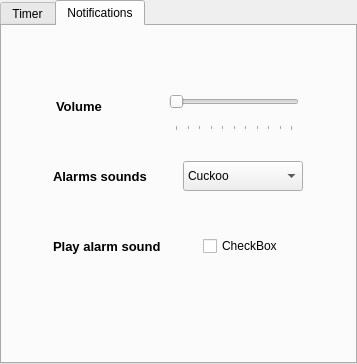
Old version of the form ui/settingsdialog.ui in the repository TiagoSBO/qt-pomodoro-timer.
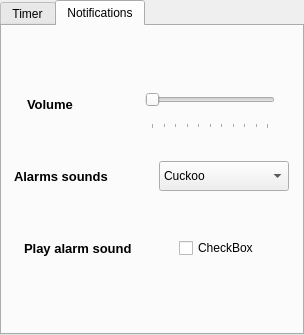
New version of the form. The open tabs and pages were chosen to show the change.

Commit message: style: Create style Mainwindow layouts

Diff of the .ui file:
```diff
--- a/ui/settingsdialog.ui
+++ b/ui/settingsdialog.ui
@@ -6,8 +6,8 @@
    <rect>
     <x>0</x>
     <y>0</y>
-    <width>357</width>
-    <height>364</height>
+    <width>304</width>
+    <height>335</height>
    </rect>
   </property>
   <property name="sizePolicy">
@@ -512,7 +512,7 @@
         <number>0</number>
        </property>
        <item>
-        <layout class="QGridLayout" name="layout_notifications" rowstretch="1,1,1" columnstretch="0,0">
+        <layout class="QGridLayout" name="layout_notifications" rowstretch="1,1,1" columnstretch="0,0" rowminimumheight="1,1,1">
          <property name="leftMargin">
           <number>0</number>
          </property>
@@ -523,32 +523,41 @@
           <number>0</number>
          </property>
          <property name="spacing">
-          <number>0</number>
+          <number>2</number>
          </property>
          <item row="2" column="1">
           <layout class="QVBoxLayout" name="verticalLayout_5">
            <property name="spacing">
-            <number>0</number>
+            <number>5</number>
+           </property>
+           <property name="leftMargin">
+            <number>5</number>
            </property>
            <property name="topMargin">
-            <number>0</number>
+            <number>5</number>
+           </property>
+           <property name="rightMargin">
+            <number>5</number>
+           </property>
+           <property name="bottomMargin">
+            <number>5</number>
            </property>
            <item>
             <layout class="QHBoxLayout" name="horizontalLayout_5" stretch="1,1">
              <property name="spacing">
-              <number>10</number>
+              <number>5</number>
              </property>
              <property name="leftMargin">
-              <number>10</number>
+              <number>5</number>
              </property>
              <property name="topMargin">
-              <number>10</number>
+              <number>5</number>
              </property>
              <property name="rightMargin">
-              <number>10</number>
+              <number>5</number>
              </property>
              <property name="bottomMargin">
-              <number>10</number>
+              <number>5</number>
              </property>
              <item>
               <widget class="QLabel" name="label_alarm_sound">
@@ -606,24 +615,36 @@
          <item row="0" column="1">
           <layout class="QVBoxLayout" name="verticalLayout_7">
            <property name="spacing">
-            <number>0</number>
+            <number>5</number>
+           </property>
+           <property name="leftMargin">
+            <number>5</number>
+           </property>
+           <property name="topMargin">
+            <number>5</number>
+           </property>
+           <property name="rightMargin">
+            <number>5</number>
+           </property>
+           <property name="bottomMargin">
+            <number>5</number>
            </property>
            <item>
-            <layout class="QHBoxLayout" name="horizontalLayout_2" stretch="0,0">
+            <layout class="QHBoxLayout" name="horizontalLayout_2" stretch="1,1">
              <property name="spacing">
-              <number>10</number>
+              <number>5</number>
              </property>
              <property name="leftMargin">
-              <number>10</number>
+              <number>5</number>
              </property>
              <property name="topMargin">
-              <number>10</number>
+              <number>5</number>
              </property>
              <property name="rightMargin">
-              <number>10</number>
+              <number>5</number>
              </property>
              <property name="bottomMargin">
-              <number>10</number>
+              <number>5</number>
              </property>
              <item>
               <widget class="QLabel" name="label_volume">
@@ -682,24 +703,36 @@
          <item row="1" column="1">
           <layout class="QVBoxLayout" name="verticalLayout_6" stretch="0">
            <property name="spacing">
-            <number>0</number>
+            <number>5</number>
+           </property>
+           <property name="leftMargin">
+            <number>5</number>
+           </property>
+           <property name="topMargin">
+            <number>5</number>
+           </property>
+           <property name="rightMargin">
+            <number>5</number>
+           </property>
+           <property name="bottomMargin">
+            <number>5</number>
            </property>
            <item>
-            <layout class="QHBoxLayout" name="horizontalLayout_4" stretch="0,0">
+            <layout class="QHBoxLayout" name="horizontalLayout_4" stretch="1,1">
              <property name="spacing">
-              <number>10</number>
+              <number>5</number>
              </property>
              <property name="leftMargin">
-              <number>10</number>
+              <number>5</number>
              </property>
              <property name="topMargin">
-              <number>10</number>
+              <number>5</number>
              </property>
              <property name="rightMargin">
-              <number>10</number>
+              <number>5</number>
              </property>
              <property name="bottomMargin">
-              <number>10</number>
+              <number>5</number>
              </property>
              <item>
               <widget class="QLabel" name="label_set_alarm">
```
Left out of the diff: 40 changed lines with no effect on the pictures. The commit also changes 2 other files.
